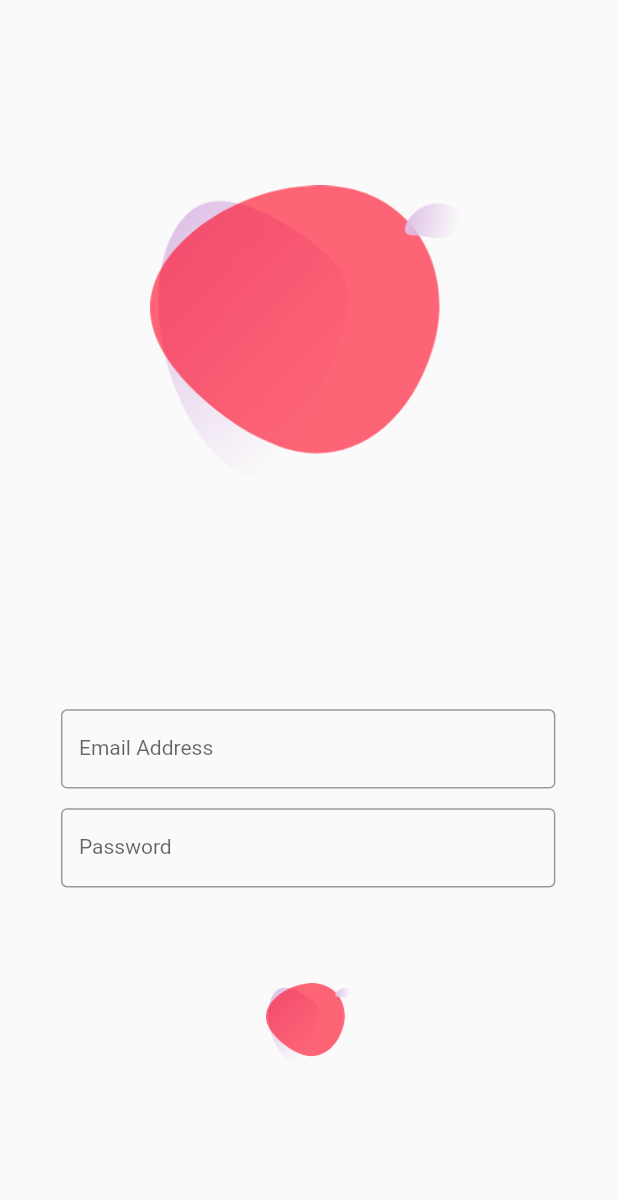
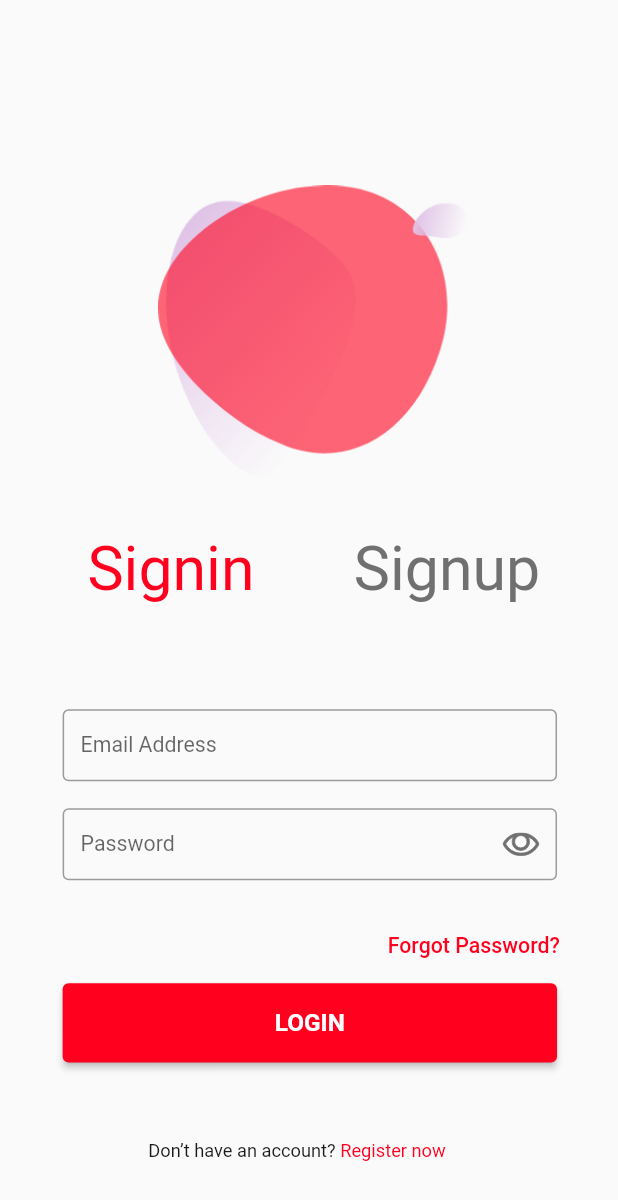
Before and after one commit to Kareem21227gg/note-app-api-mobile, a Flutter app: the screen it shows after launch, on a phone screen of 412 x 824 dp. Shown: the top 1200 px of the screen. Run offline on Flutter 3.47's test engine with Material 2 defaults, Android fonts, the phone set to English and light mode, and no system bars; our stand-ins replace bloc, dartz, equatable, flutter_svg, shared_preferences; missing offline and left inert: dart:ffi; Roboto replaces fonts that are missing (PTSans-Regular).

Commit message:
complete sing screen

```diff
--- /dev/null
+++ b/mobile/note_app/lib/core/colors.dart
@@ -0,0 +1,6 @@
+import 'package:flutter/material.dart';
+
+const Color primaryColor = Color(0xffff001f);
+const Color hintColor = Color(0xff707070);
+const Color blackColor = Color(0xff1A1A1A);
+const Color whiteColor = Color(0xffFFFFFF);
--- a/mobile/note_app/lib/core/sizeHelper.dart
+++ b/mobile/note_app/lib/core/sizeHelper.dart
@@ -6,7 +6,8 @@ const double XD_SCREEN_WIDTH = 375;
 class SizeHelper {
   late double height;
   late double width;
-  SizeHelper(BuildContext context) {
+  BuildContext context;
+  SizeHelper(this.context) {
     height = MediaQuery.of(context).size.height;
     width = MediaQuery.of(context).size.width;
   }
@@ -16,13 +17,35 @@ class SizeHelper {
 
   double getHeight(double height) {
     return height * this.height / XD_SCREEN_HEIGHT;
+    //-  MediaQuery.of(context).viewInsets.bottom;
   }
 
-  double getRight(double right) {
-    return right * this.width / XD_SCREEN_WIDTH;
+  double getLeft(double left) {
+    return left * this.width / XD_SCREEN_WIDTH;
   }
 
   double getTop(double top) {
     return top * this.height / XD_SCREEN_HEIGHT;
   }
+
+  double getTopWithKeybord(double top) {
+    return top *
+        (this.height - MediaQuery.of(context).viewInsets.bottom / 2) /
+        XD_SCREEN_HEIGHT;
+  }
+
+  double getHeightWithKeybord(double height) {
+    return height *
+        (this.height - MediaQuery.of(context).viewInsets.bottom / 2) /
+        XD_SCREEN_HEIGHT;
+  }
+
+  double getFontSizeWithKeybord(double size) {
+    return getHeightWithKeybord(size);
+  }
+
+  double getFontSize(double size) {
+    return getHeight(size);
+    //  return (getHeight(size) + getWidth(size)) / 2;
+  }
 }
--- a/mobile/note_app/lib/features/authentication/presentation/page/singPage.dart
+++ b/mobile/note_app/lib/features/authentication/presentation/page/singPage.dart
@@ -1,63 +1,112 @@
 import 'package:flutter/material.dart';
 import 'package:flutter_svg/flutter_svg.dart';
-
+import 'package:note_app/core/colors.dart';
 import 'package:note_app/core/sizeHelper.dart';
+import 'package:note_app/features/authentication/presentation/page/singin.dart';
+import 'package:note_app/features/authentication/presentation/page/singup.dart';
 import 'package:note_app/features/authentication/presentation/widget/customTextField.dart';
 
+// ignore: must_be_immutable
 class SingPage extends StatefulWidget {
-  SingPage({Key? key}) : super(key: key);
+  int? index;
+  SingPage({
+    Key? key,
+    this.index,
+  }) : super(key: key);
 
   @override
   _SingPageState createState() => _SingPageState();
 }
 
 class _SingPageState extends State<SingPage> {
+  int? index;
+  late SizeHelper sh;
+  late List<Widget> pages;
+  @override
+  void initState() {
+    super.initState();
+    index = widget.index ?? 0;
+  }
+
   @override
   Widget build(BuildContext context) {
-    SizeHelper sh = SizeHelper(context);
+    sh = SizeHelper(context);
+    pages = [
+      SingIn(
+        sh: sh,
+      ),
+      SingUp(
+        sh: sh,
+      )
+    ];
     return Scaffold(
-      body: Center(
-        child: Stack(
+      body: Stack(
         children: [
           Positioned(
-              right: sh.getRight(87.93),
-              top: sh.getTop(121.83),
-              child: Image.asset(
-                "assets/sing_icon.png",
-                width: sh.getWidth(203.92),
-                height: sh.getHeight(191.5),
+            height: sh.getHeightWithKeybord(90),
+            left: sh.getLeft(20),
+            right: sh.getLeft(20),
+            top: sh.getTopWithKeybord(337),
+            child: BottomNavigationBar(
+              elevation: 0,
+              currentIndex: index!,
+              onTap: (x) {
+                setState(() {
+                  index = x;
+                });
+              },
+              items: [
+                BottomNavigationBarItem(
+                  label: "",
+                  icon: Text(
+                    "Signin",
+                    style: TextStyle(
+                      color: index == 0 ? primaryColor : hintColor,
+                      fontSize: sh.getFontSizeWithKeybord(40),
                     ),
                   ),
-            Positioned(
-              right: sh.getRight(38),
-              top: sh.getTop(646),
-              child: Image.asset(
-                "assets/sing_icon.png",
-                width: sh.getWidth(300),
-                height: sh.getHeight(52),
+                ),
+                BottomNavigationBarItem(
+                  label: "",
+                  icon: Text(
+                    "Signup",
+                    style: TextStyle(
+                      color: index == 1 ? primaryColor : hintColor,
+                      fontSize: sh.getFontSizeWithKeybord(40),
                     ),
                   ),
-            CustomTextField(
-              errorText: null,
-              hintText: "Email Address",
-              onChanged: (str) {},
-              top: sh.getTop(466),
-              right: sh.getRight(38),
-              height: sh.getHeight(52),
-              width: sh.getWidth(300),
-            ),
-            CustomTextField(
-              errorText: null,
-              hintText: "Password",
-              onChanged: (str) {},
-              top: sh.getTop(531),
-              right: sh.getRight(38),
-              height: sh.getHeight(52),
-              width: sh.getWidth(300),
                 ),
               ],
             ),
           ),
+          pages[index!],
+        ],
+      ),
+      // bottomNavigationBar: BottomNavigationBar(
+      //   currentIndex: index,
+      //   onTap: (x) {
+      //     setState(() {
+      //       index = x;
+      //     });
+      //   },
+      //   items: [
+      //     BottomNavigationBarItem(
+      //       label: "Sign in",
+      //       icon: Text(
+      //         "Signin",
+      //         style: TextStyle(fontSize: sh.getFontSizeWithKeybord(60)),
+      //       ),
+      //     ),
+      //     BottomNavigationBarItem(
+      //       label: "Sign up",
+      //       icon: Text(
+      //         "Signup",
+      //         style: TextStyle(fontSize: sh.getFontSizeWithKeybord(60)),
+      //       ),
+      //     ),
+      //   ],
+      // ),
+      // body: pages[index],
     );
   }
 }
--- /dev/null
+++ b/mobile/note_app/lib/features/authentication/presentation/page/singin.dart
@@ -0,0 +1,126 @@
+import 'package:flutter/material.dart';
+import 'package:flutter_svg/flutter_svg.dart';
+import 'package:note_app/core/colors.dart';
+import 'package:note_app/core/sizeHelper.dart';
+import 'package:note_app/features/authentication/presentation/page/singPage.dart';
+import 'package:note_app/features/authentication/presentation/widget/customTextField.dart';
+
+class SingIn extends StatefulWidget {
+  SizeHelper sh;
+  SingIn({
+    Key? key,
+    required this.sh,
+  }) : super(key: key);
+
+  @override
+  _SingInState createState() => _SingInState();
+}
+
+class _SingInState extends State<SingIn> {
+  @override
+  Widget build(BuildContext context) {
+    SizeHelper sh = widget.sh;
+    return Center(
+      child: Stack(
+        children: [
+          Positioned(
+            left: sh.getLeft(87.93),
+            top: sh.getTopWithKeybord(121.83),
+            child: Image.asset(
+              "assets/sing_icon.png",
+              width: sh.getWidth(203.92),
+              height: sh.getHeight(191.5),
+            ),
+          ),
+          Positioned(
+            left: sh.getLeft(38),
+            top: sh.getTop(646),
+            width: sh.getWidth(300),
+            height: sh.getHeight(52),
+            child: ElevatedButton(
+              onPressed: () {},
+              child: Text(
+                "LOGIN",
+                style: TextStyle(
+                    color: whiteColor,
+                    fontSize: sh.getFontSize(16),
+                    fontWeight: FontWeight.bold),
+              ),
+            ),
+          ),
+          Positioned(
+            top: sh.getTop(598),
+            left: sh.getLeft(228),
+            child: TextButton(
+              onPressed: () {},
+              child: Text(
+                "Forgot Password?",
+                style: TextStyle(
+                  color: primaryColor,
+                  fontSize: sh.getFontSize(14),
+                ),
+              ),
+            ),
+          ),
+          Positioned(
+            top: sh.getTop(749),
+            left: sh.getLeft(90),
+            child: Wrap(
+              children: [
+                Text(
+                  'Don’t have an account? ',
+                  style: TextStyle(
+                    color: blackColor,
+                    fontSize: sh.getFontSize(12),
+                  ),
+                ),
+                InkWell(
+                  onTap: () {
+                    Navigator.of(context).pushReplacement(
+                      MaterialPageRoute(
+                        builder: (_) => SingPage(
+                          index: 1,
+                        ),
+                      ),
+                    );
+                  },
+                  child: Text(
+                    'Register now',
+                    style: TextStyle(
+                      color: primaryColor,
+                      fontSize: sh.getFontSize(12),
+                    ),
+                  ),
+                ),
+              ],
+            ),
+          ),
+          CustomTextField(
+            fontSize: sh.getFontSize(14),
+            errorText: null,
+            hintText: "Email Address",
+            onChanged: (str) {},
+            top: sh.getTopWithKeybord(466),
+            left: sh.getLeft(38),
+            height: sh.getHeightWithKeybord(52),
+            width: sh.getWidth(300),
+          ),
+          CustomTextField(
+            suffixIcon: SvgPicture.asset(
+              "assets/svg.svg",
+              color: hintColor,
+            ),
+            fontSize: sh.getFontSize(14),
+            errorText: null,
+            hintText: "Password",
+            onChanged: (str) {},
+            top: sh.getTopWithKeybord(531),
+            left: sh.getLeft(38),
+            height: sh.getHeightWithKeybord(52),
+            width: sh.getWidth(300),
+          ),
+        ],
+      ),
+    );
+  }
+}
--- a/mobile/note_app/lib/features/authentication/presentation/widget/customTextField.dart
+++ b/mobile/note_app/lib/features/authentication/presentation/widget/customTextField.dart
@@ -1,42 +1,88 @@
+import 'dart:typed_data';
+
 import 'package:flutter/material.dart';
+import 'package:flutter_svg/flutter_svg.dart';
+import 'package:note_app/core/colors.dart';
+
 import 'package:note_app/core/sizeHelper.dart';
 
 // ignore: must_be_immutable
-class CustomTextField extends StatelessWidget {
+class CustomTextField extends StatefulWidget {
   Function(String) onChanged;
   String hintText;
   String? errorText;
   double height;
   double width;
   double top;
-  double right;
-  CustomTextField({
-    Key? key,
+  double left;
+  double fontSize;
+  SvgPicture? suffixIcon;
+  late bool obscureText;
+  CustomTextField(
+      {Key? key,
       required this.onChanged,
       required this.hintText,
       required this.errorText,
       required this.height,
       required this.width,
       required this.top,
-    required this.right,
-  }) : super(key: key);
+      required this.left,
+      required this.fontSize,
+      this.suffixIcon})
+      : super(key: key) {
+    obscureText = suffixIcon != null;
+  }
+  @override
+  _CustomTextFieldState createState() => _CustomTextFieldState();
+}
 
+class _CustomTextFieldState extends State<CustomTextField> {
   @override
   Widget build(BuildContext context) {
     return Positioned(
-      top: top,
-      right: right,
-      height: height,
-      width: width,
+      top: widget.top,
+      left: widget.left,
+      height: widget.height,
+      width: widget.width,
       child: TextField(
-        onChanged: this.onChanged,
-        style: TextStyle(fontSize: 14, fontWeight: FontWeight.normal),
+        keyboardType: TextInputType.visiblePassword,
+        obscureText: widget.obscureText,
+        onChanged: this.widget.onChanged,
+        style:
+            TextStyle(fontSize: widget.fontSize, fontWeight: FontWeight.normal),
         decoration: InputDecoration(
-          errorText: this.errorText,
+          suffixIcon: widget.suffixIcon != null
+              ? IconButton(
+                  splashRadius: Material.defaultSplashRadius / 3,
+                  icon: widget.suffixIcon!,
+                  onPressed: () {
+                    setState(() {
+                      widget.obscureText = !widget.obscureText;
+                      widget.suffixIcon = cobyWith(
+                          widget.obscureText ? hintColor : primaryColor,
+                          widget.suffixIcon!.pictureProvider
+                              as ExactAssetPicture);
+                    });
+                  },
+                )
+              : null,
+          contentPadding: EdgeInsets.only(
+            left: 12,
+            top: widget.height * 6 / XD_SCREEN_HEIGHT,
+            bottom: widget.height * 6 / XD_SCREEN_HEIGHT,
+          ),
+          errorText: this.widget.errorText,
           border: OutlineInputBorder(),
-          hintText: hintText,
+          hintText: widget.hintText,
         ),
       ),
     );
   }
+
+  SvgPicture cobyWith(Color color, ExactAssetPicture pictureProvider) {
+    return SvgPicture.asset(
+      pictureProvider.assetName,
+      color: color,
+    );
   }
+}
--- a/mobile/note_app/lib/main.dart
+++ b/mobile/note_app/lib/main.dart
@@ -10,8 +10,24 @@ class MyApp extends StatelessWidget {
   @override
   Widget build(BuildContext context) {
     return MaterialApp(
+      routes: {"sing": (context) => SingPage()},
       theme: ThemeData(
-        primarySwatch: Colors.blue,
+        fontFamily: "PTSans-Regular",
+        primarySwatch: const MaterialColor(
+          0xffff001f,
+          const <int, Color>{
+            50: const Color(0xffe6001c), //10%
+            100: const Color(0xffcc0019), //20%
+            200: const Color(0xffcc0019), //30%
+            300: const Color(0xff990013), //40%
+            400: const Color(0xff800010), //50%
+            500: const Color(0xff66000c), //60%
+            600: const Color(0xff4c0009), //70%
+            700: const Color(0xff330006), //80%
+            800: const Color(0xff190003), //90%
+            900: const Color(0xff000000), //100%
+          },
+        ),
       ),
       home: SingPage(),
     );
```
Also changed, not shown: mobile/note_app/lib/features/authentication/presentation/page/singup.dart (added, +121 -0 lines), mobile/note_app/pubspec.yaml (+11 -11 lines), mobile/note_app/assets/svg.svg (added), mobile/note_app/fonts/PTSans-Bold.ttf (added), mobile/note_app/fonts/PTSans-BoldItalic.ttf (added), mobile/note_app/fonts/PTSans-Italic.ttf (added), mobile/note_app/fonts/PTSans-Regular.ttf (added). Lines whose indentation alone changed are shown as unchanged.
